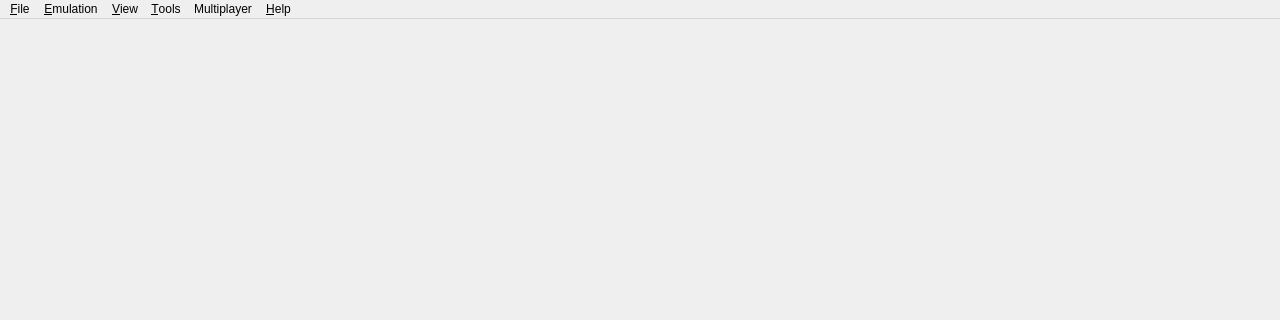
Qt form src/yuzu/main.ui (rorrim-rorrim/eden-alt) before a commit; both pictures show x 0 to 1280 and y 0 to 320 of the 1280 by 720 pixel window.
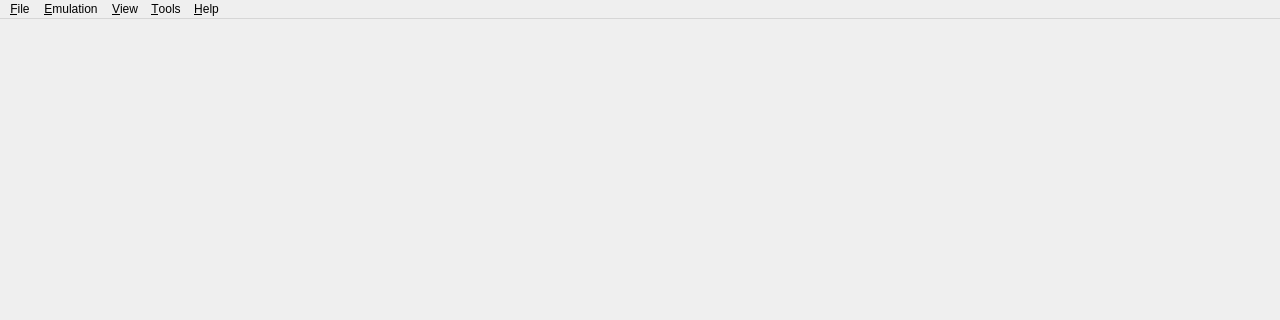
The same form after that commit. Icons and pictures are not drawn.

Commit message: yuzu: Hide multiplayer button and room status

What changed in the file:
```diff
--- a/src/yuzu/main.ui
+++ b/src/yuzu/main.ui
@@ -120,20 +120,6 @@
     <addaction name="menu_Reset_Window_Size"/>
     <addaction name="menu_View_Debugging"/>
    </widget>
-   <widget class="QMenu" name="menu_Multiplayer">
-    <property name="enabled">
-     <bool>true</bool>
-    </property>
-    <property name="title">
-     <string>Multiplayer</string>
-    </property>
-    <addaction name="action_View_Lobby"/>
-    <addaction name="action_Start_Room"/>
-    <addaction name="action_Connect_To_Room"/>
-    <addaction name="separator"/>
-    <addaction name="action_Show_Room"/>
-    <addaction name="action_Leave_Room"/>
-   </widget>
    <widget class="QMenu" name="menu_Tools">
     <property name="title">
      <string>&amp;Tools</string>
```
The commit also changes 1 other file.
